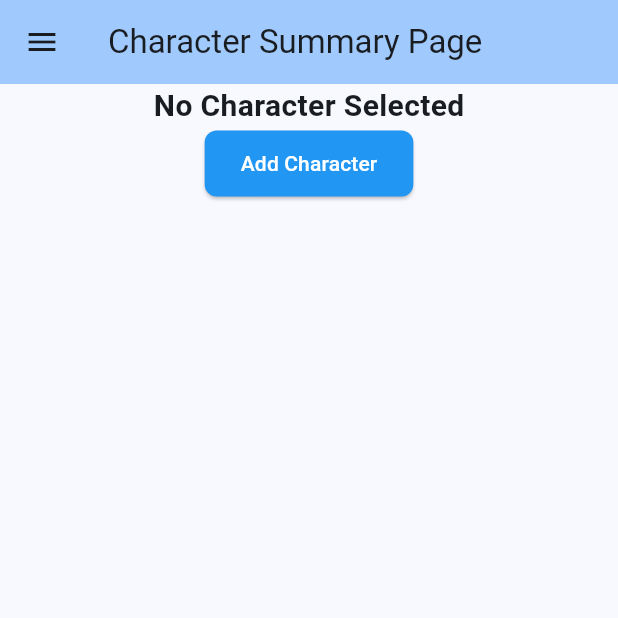
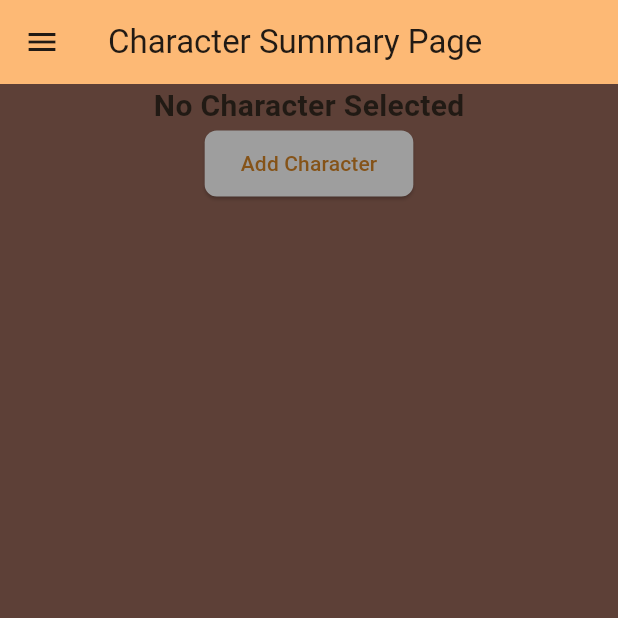
Before and after one commit to MichLud/final_project, a Flutter app: the screen it shows after launch, on a phone screen of 412 x 824 dp, the top half of it. Run offline on Flutter 3.47's test engine with Material 3 defaults, Android fonts, the phone set to English and light mode, and no system bars; our stand-ins replace cloud_firestore, firebase_core; accounts and stored records are empty; generated files the repository leaves out were written again.

Commit message:
UI formatting updates

```diff
--- a/lib/main.dart
+++ b/lib/main.dart
@@ -61,7 +61,7 @@ class MyApp extends StatelessWidget {
       child: MaterialApp(
         title: 'D&D Character Sheet',
         theme: ThemeData(
-          colorScheme: ColorScheme.fromSeed(seedColor: Colors.blue),
+          colorScheme: ColorScheme.fromSeed(seedColor: Colors.orange),
           useMaterial3: true,
         ),
         home: SummaryPage(title: 'Character Summary Page'),
--- a/lib/src/summary_page.dart
+++ b/lib/src/summary_page.dart
@@ -99,10 +99,12 @@ class _SummaryPageState extends State<SummaryPage> {
     return Scaffold(
       appBar: buildAppBar(context, widget.title),
       drawer: buildDrawer(context),
+      backgroundColor: Colors.brown[700],
       body: Center(
         child: Column(
           children: [
             if (selectedCharacter != null) ...[
+              const SizedBox(height: 20),
               Row(
                 mainAxisAlignment: MainAxisAlignment.spaceEvenly,
                 children: [
@@ -112,12 +114,17 @@ class _SummaryPageState extends State<SummaryPage> {
               ),
               characterSummary(selectedCharacter),
             ] else ...[
+              const Row(
+                mainAxisAlignment: MainAxisAlignment.center,
+                children: [
                   Text(
                     'No Character Selected',
                     style: TextStyle(
                       fontSize: 20,
                       fontWeight: FontWeight.bold,
                     ),
+                  ),
+                ],
               ),
               addButton(),
             ],
@@ -132,12 +139,17 @@ class _SummaryPageState extends State<SummaryPage> {
     return Column(
       crossAxisAlignment: CrossAxisAlignment.start,
       children: [
+        Row(
+          mainAxisAlignment: MainAxisAlignment.center,
+          children: [
             Text(
-          'Currently Selected',
-          style: TextStyle(
+              'Currently Selected - ${selectedCharacter.name}',
+              style: const TextStyle(
                 fontSize: 20,
                 fontWeight: FontWeight.bold,
               ),
+            ),
+          ],
         ),
         SizedBox(height: 20),
         Card(
@@ -188,8 +200,7 @@ class _SummaryPageState extends State<SummaryPage> {
   Widget addButton() {
     return ElevatedButton(
       style: ElevatedButton.styleFrom(
-        primary: Colors.blue, // Background color
-        onPrimary: Colors.white, // Text color
+        backgroundColor: Colors.grey, // Background color
         padding: EdgeInsets.symmetric(horizontal: 24, vertical: 12), // Button padding
         shape: RoundedRectangleBorder(
           borderRadius: BorderRadius.circular(8), // Button border radius
@@ -203,8 +214,7 @@ class _SummaryPageState extends State<SummaryPage> {
   Widget removeButton(Character selectedCharacter) {
     return ElevatedButton(
       style: ElevatedButton.styleFrom(
-        primary: Colors.blue, // Background color
-        onPrimary: Colors.white, // Text color
+        backgroundColor: Colors.grey, // Background color
         padding: EdgeInsets.symmetric(horizontal: 24, vertical: 12), // Button padding
         shape: RoundedRectangleBorder(
           borderRadius: BorderRadius.circular(8), // Button border radius
```
Lines whose indentation alone changed are shown as unchanged.
